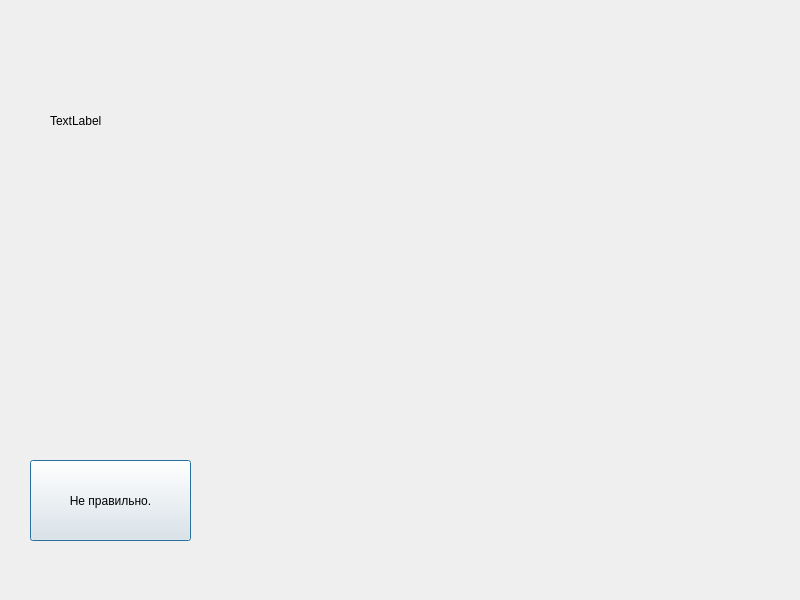
Before: the Qt Designer form dialog.ui in tsvigo/cycle_of_distinguishing_a_one_with_vectors_GUI, drawn with Qt 5.
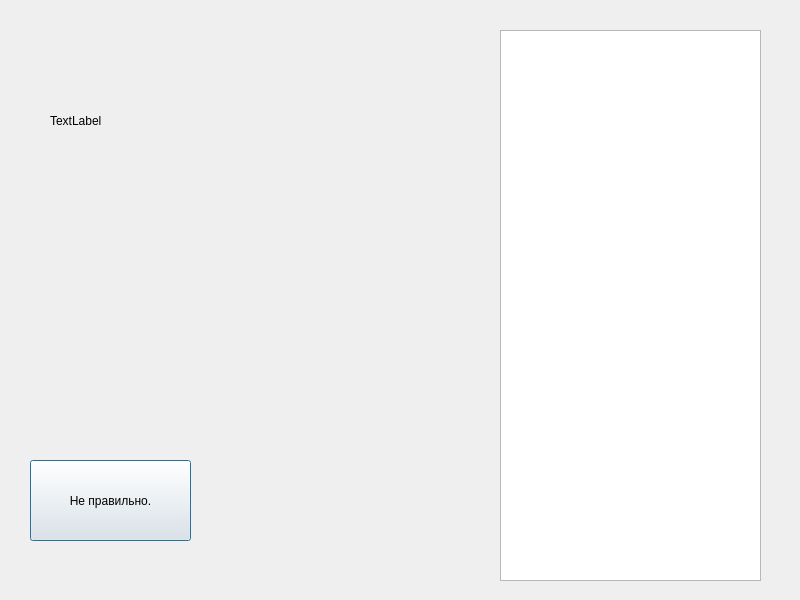
After: the same form once the commit is applied.

Commit message: Ср 06 мар 2024 16:47:04 MSK

Diff of the .ui file:
```diff
--- a/dialog.ui
+++ b/dialog.ui
@@ -39,6 +39,16 @@
     <string>TextLabel</string>
    </property>
   </widget>
+  <widget class="QTextEdit" name="textEdit">
+   <property name="geometry">
+    <rect>
+     <x>500</x>
+     <y>30</y>
+     <width>261</width>
+     <height>551</height>
+    </rect>
+   </property>
+  </widget>
  </widget>
  <resources/>
  <connections/>
```
The commit also changes 2 other files.
